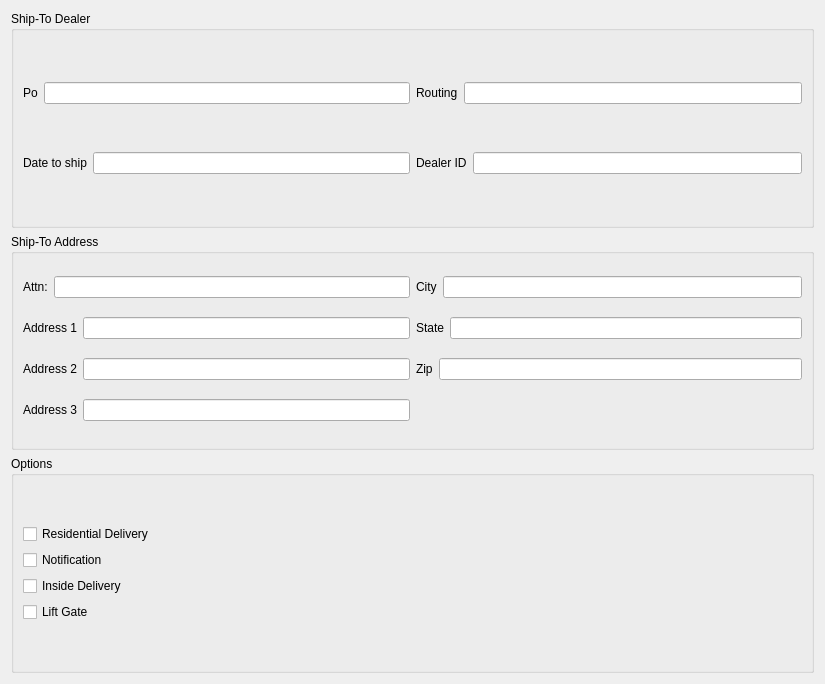
The window that View/setuptab.ui (topherMcDonald/SPO) describes before a commit, drawn with Qt 5.
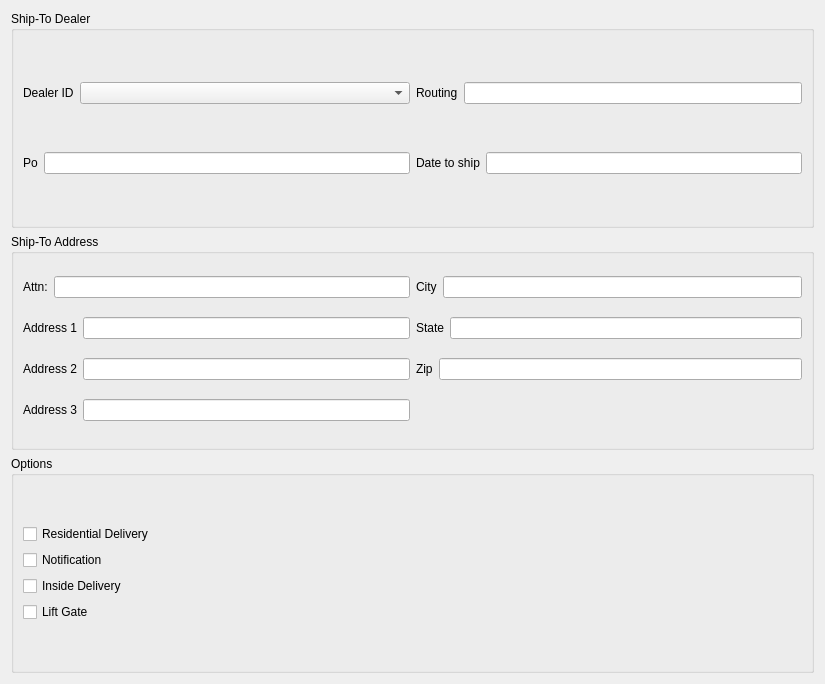
The same window after the commit.

Commit message: Changed Dealer ID line entry to dropdown

The edit to the form file:
```diff
--- a/View/setuptab.ui
+++ b/View/setuptab.ui
@@ -33,6 +33,27 @@
      </property>
      <layout class="QGridLayout" name="gridLayout_4">
       <item row="0" column="0">
+       <layout class="QHBoxLayout" name="hloShipToDealer_DealerID">
+        <item>
+         <widget class="QLabel" name="lblShipToDealer_DealerID">
+          <property name="text">
+           <string>Dealer ID</string>
+          </property>
+         </widget>
+        </item>
+        <item>
+         <widget class="QComboBox" name="cmbShipToDealer_DealerID">
+          <property name="sizePolicy">
+           <sizepolicy hsizetype="Expanding" vsizetype="Fixed">
+            <horstretch>0</horstretch>
+            <verstretch>0</verstretch>
+           </sizepolicy>
+          </property>
+         </widget>
+        </item>
+       </layout>
+      </item>
+      <item row="1" column="0">
        <layout class="QHBoxLayout" name="hloShipToDealer_PO">
         <item>
          <widget class="QLabel" name="lblShipToDealer_PO">
@@ -42,25 +63,11 @@
          </widget>
         </item>
         <item>
-         <widget class="QLineEdit" name="leShipToDealer_PO"/>
+         <widget class="QLineEdit" name="leShipToDealer_DealerID"/>
         </item>
        </layout>
       </item>
-      <item row="0" column="1">
-       <layout class="QHBoxLayout" name="hloShipToDealer_Routing">
-        <item>
-         <widget class="QLabel" name="lblShipToDealer_Routing">
-          <property name="text">
-           <string>Routing</string>
-          </property>
-         </widget>
-        </item>
-        <item>
-         <widget class="QLineEdit" name="leShipToDealer_Routing"/>
-        </item>
-       </layout>
-      </item>
-      <item row="1" column="0">
+      <item row="1" column="1">
        <layout class="QHBoxLayout" name="hloShipToDealer_DateToShip">
         <item>
          <widget class="QLabel" name="lblShipToDealer_DateToShip">
@@ -74,17 +81,17 @@
         </item>
        </layout>
       </item>
-      <item row="1" column="1">
-       <layout class="QHBoxLayout" name="hloShipToDealer_DealerID">
+      <item row="0" column="1">
+       <layout class="QHBoxLayout" name="hloShipToDealer_Routing">
         <item>
-         <widget class="QLabel" name="lblShipToDealer_DealerID">
+         <widget class="QLabel" name="lblShipToDealer_Routing">
           <property name="text">
-           <string>Dealer ID</string>
+           <string>Routing</string>
           </property>
          </widget>
         </item>
         <item>
-         <widget class="QLineEdit" name="leShipToDealer_DealerID"/>
+         <widget class="QLineEdit" name="leShipToDealer_Routing"/>
         </item>
        </layout>
       </item>
```
Left out of the diff: 14 changed lines with no effect on the pictures. The commit also changes 6 other files.
